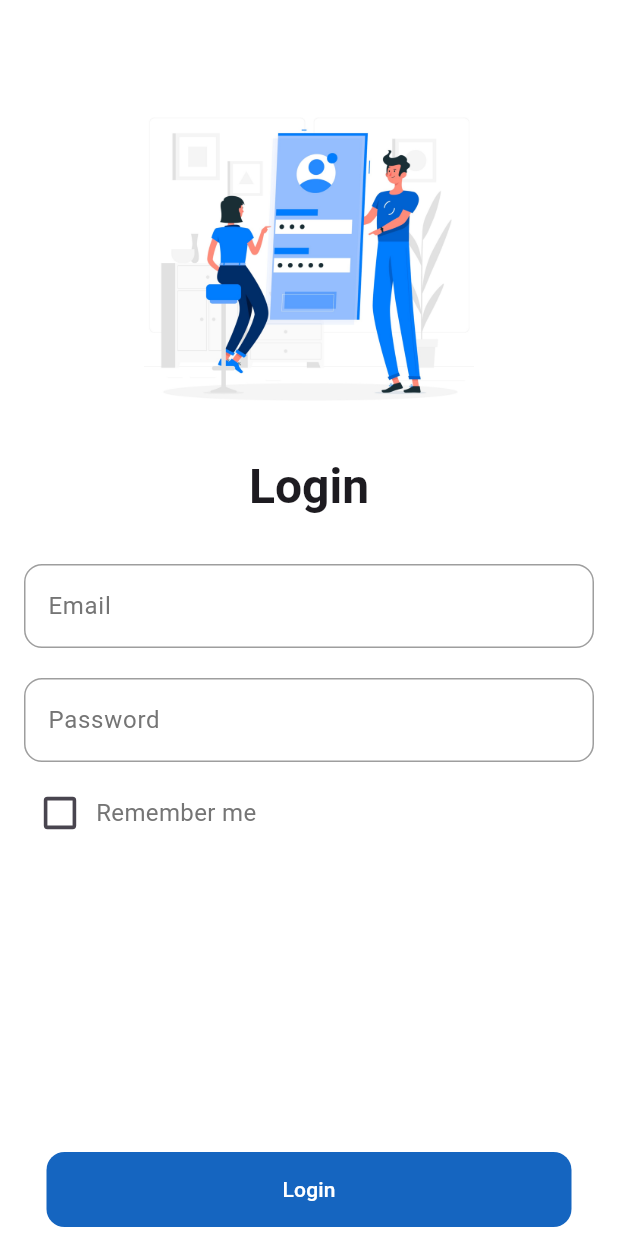
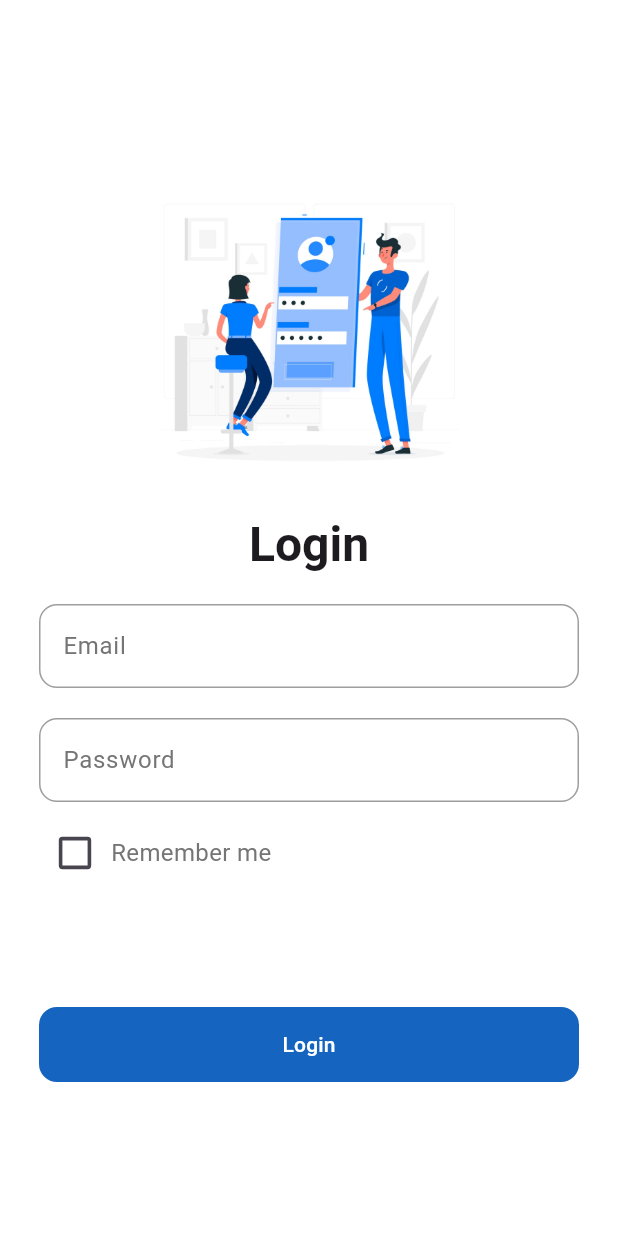
Before and after one commit to fridoustin/pantauApp, a Flutter app: the screen it shows after launch, on a phone screen of 412 x 824 dp. Run offline on Flutter 3.47's test engine with Material 3 defaults, Android fonts, the phone set to English and light mode, and no system bars; our stand-ins replace flutter_dotenv, flutter_riverpod, google_fonts, supabase_flutter; accounts and stored records are empty.

Commit message:
feat : update login page style

```diff
--- a/lib/features/auth/login.dart
+++ b/lib/features/auth/login.dart
@@ -21,7 +21,6 @@ class _LoginScreenState extends ConsumerState<LoginScreen> {
   bool isLoading = false;
   bool _rememberMe = false;
 
-  // Define FocusNodes for the email and password fields.
   final FocusNode _emailFocusNode = FocusNode();
   final FocusNode _passwordFocusNode = FocusNode();
 
@@ -40,7 +39,6 @@ class _LoginScreenState extends ConsumerState<LoginScreen> {
         SnackBar(content: Text(response), backgroundColor: Colors.red),
       );
     } else {
-      // Navigate to the home screen after successful login
       // ignore: use_build_context_synchronously
       Navigator.pushReplacementNamed(context, '/home');
     }
@@ -57,40 +55,44 @@ class _LoginScreenState extends ConsumerState<LoginScreen> {
 
   @override
   Widget build(BuildContext context) {
-    // Calculate height minus padding to avoid keyboard or system UI conflicts.
-    final double screenHeight = MediaQuery.of(context).size.height;
-    final double paddingVertical = MediaQuery.of(context).padding.top + MediaQuery.of(context).padding.bottom;
-
     return Scaffold(
       backgroundColor: Colors.white,
       body: SafeArea(
-        child: SingleChildScrollView(
         child: Padding(
-            padding: const EdgeInsets.symmetric(horizontal: 16, vertical: 24),
-            child: ConstrainedBox(
-              // Ensure the content takes up full height if possible.
-              constraints: BoxConstraints(minHeight: screenHeight - paddingVertical),
-              child: IntrinsicHeight(
+          // Beri padding secukupnya agar tidak menempel di tepi layar
+          padding: const EdgeInsets.symmetric(horizontal: 26, vertical: 24),
+          // Gunakan Column biasa, tanpa scroll
           child: Column(
-                  mainAxisAlignment: MainAxisAlignment.spaceBetween,
+            // Supaya kolom penuh lebar dan bisa diatur alignment-nya
+            crossAxisAlignment: CrossAxisAlignment.stretch,
+            // Jarak vertikal diatur spaceEvenly agar terlihat rapi
+            mainAxisAlignment: MainAxisAlignment.spaceEvenly,
             children: [
+              // Bagian atas (gambar, teks "Login", dll) kita bungkus lagi dengan Column
               Column(
                 children: [
-                        const SizedBox(height: 40),
-                        Image.asset(
+                  const SizedBox(height: 20),
+                  // Center-kan gambar
+                  Center(
+                    child: Image.asset(
                       'assets/images/login_image.jpg',
-                          height: 220,
-                          width: 220,
+                      height: 200,
+                      width: 200,
+                    ),
                   ),
                   const SizedBox(height: 20),
-                        Text(
+                  // Center-kan teks "Login"
+                  Center(
+                    child: Text(
                       "Login",
                       style: Theme.of(context).textTheme.headlineLarge?.copyWith(
                             fontWeight: FontWeight.bold,
                           ),
                     ),
-                        const SizedBox(height: 32),
-                        // Email TextField with explicit focus management.
+                  ),
+                  const SizedBox(height: 20),
+
+                  // TextField Email
                   TextField(
                     controller: emailController,
                     focusNode: _emailFocusNode,
@@ -113,12 +115,12 @@ class _LoginScreenState extends ConsumerState<LoginScreen> {
                     keyboardType: TextInputType.emailAddress,
                     textInputAction: TextInputAction.next,
                     onSubmitted: (_) {
-                            // Move focus directly to the password field.
                       FocusScope.of(context).requestFocus(_passwordFocusNode);
                     },
                   ),
                   const SizedBox(height: 20),
-                        // Password TextField with explicit focus management.
+
+                  // TextField Password
                   TextField(
                     controller: passwordController,
                     focusNode: _passwordFocusNode,
@@ -143,16 +145,15 @@ class _LoginScreenState extends ConsumerState<LoginScreen> {
                     onSubmitted: (_) => login(),
                   ),
                   const SizedBox(height: 10),
-                        Align(
-                          alignment: Alignment.centerLeft,
-                          child: Row(
-                            mainAxisSize: MainAxisSize.min,
+
+                  // Row Remember me (start alignment)
+                  Row(
                     children: [
                       Transform.scale(
                         scale: 1.2,
                         child: Checkbox(
                           value: _rememberMe,
-                                  activeColor: Colors.black,
+                          activeColor: Colors.blue[800],
                           checkColor: Colors.white,
                           onChanged: (bool? newValue) {
                             setState(() {
@@ -170,11 +171,11 @@ class _LoginScreenState extends ConsumerState<LoginScreen> {
                       ),
                     ],
                   ),
-                        ),
                 ],
               ),
-                    Padding(
-                      padding: const EdgeInsets.only(bottom: 30),
+
+              // Bagian bawah (tombol Login) di tengah
+              Center(
                 child: isLoading
                     ? const CircularProgressIndicator()
                     : FilledButton(
@@ -185,15 +186,12 @@ class _LoginScreenState extends ConsumerState<LoginScreen> {
                           shape: RoundedRectangleBorder(
                             borderRadius: BorderRadius.circular(12),
                           ),
-                                minimumSize: const Size(350, 50),
+                          minimumSize: const Size(400, 50),
                         ),
                         child: const Text('Login'),
                       ),
               ),
             ],
-                ),
-              ),
-            ),
           ),
         ),
       ),
```
Lines whose indentation alone changed are shown as unchanged.
